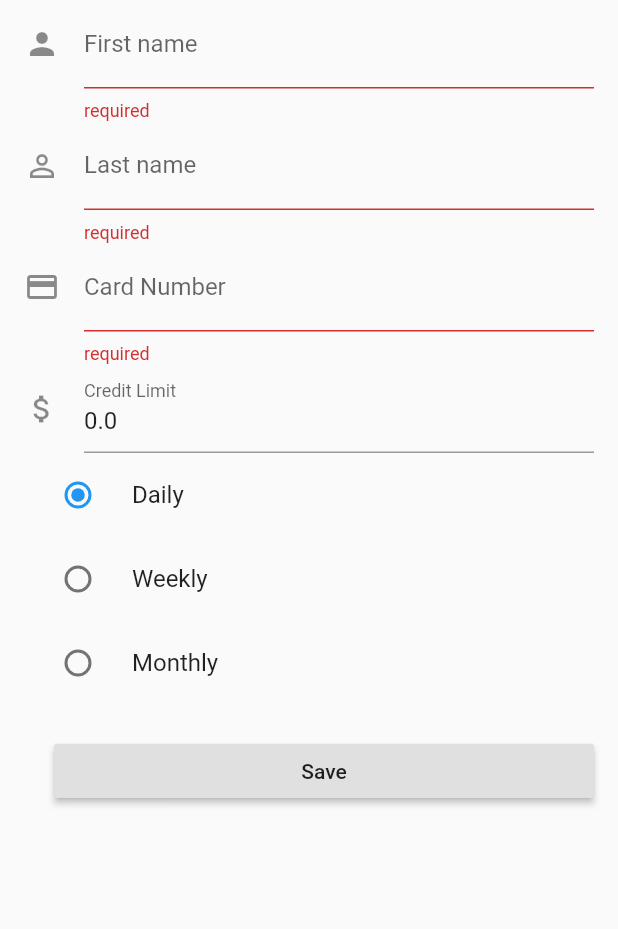
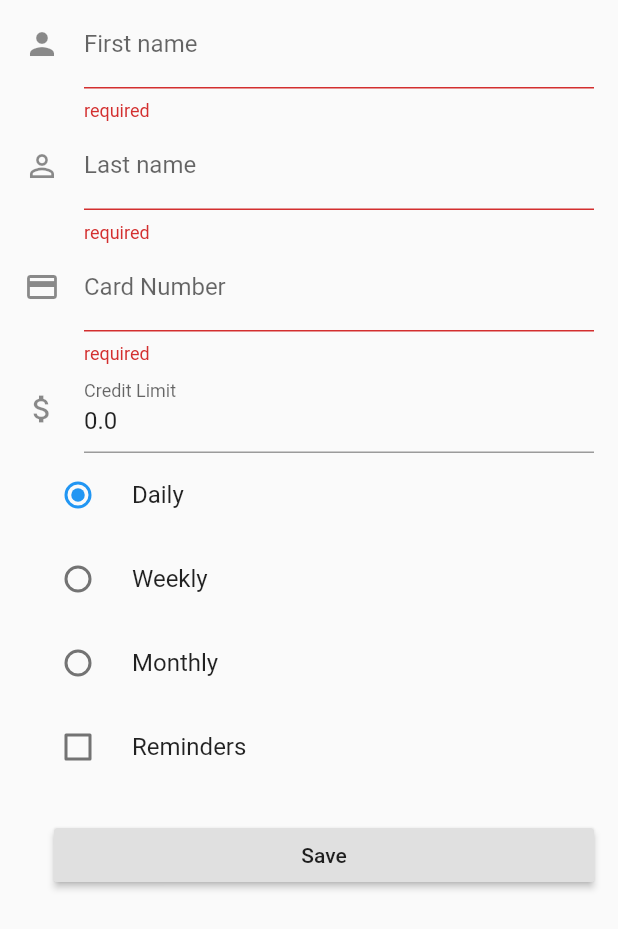
Before and after one commit to iBaryo/card-loader-app, a Flutter app: the ProfilePage widget shown alone on an empty page, opened directly with empty values, on a phone screen of 412 x 824 dp. Shown: the top 929 px of the screen. Run offline on Flutter 3.47's test engine with Material 2 defaults, Android fonts, the phone set to English and light mode, and no system bars; our stand-ins replace rxdart, shared_preferences; missing offline and left inert: day_selector, ioc; accounts and stored records are empty.

Commit message:
reminders configurations

```diff
--- a/lib/models/NotificationSettings.dart
+++ /dev/null
@@ -1,6 +0,0 @@
-//import 'package:flutter_local_notifications/flutter_local_notifications.dart';
-//
-class NotificationSettings {
-//  Time time;
-//  Iterable<Day> days;
-}
--- /dev/null
+++ b/lib/models/ReminderSettings.dart
@@ -0,0 +1,48 @@
+import 'package:flutter/material.dart';
+
+class ReminderSettings {
+  int rawDays;
+  TimeOfDay time;
+
+  ReminderSettings(this.rawDays, this.time);
+
+  ReminderSettings.empty() {
+    reset();
+  }
+
+  bool isActive() {
+    return rawDays != 0;
+  }
+
+  void reset() {
+    time = TimeOfDay(hour: 0, minute: 0);
+    rawDays = 0;
+  }
+
+  List<int> getDays() {
+    final days = List<int>();
+    if (2 ^ DateTime.monday & rawDays == 2 ^ DateTime.monday) {
+      days.add(DateTime.monday);
+    }
+    if (2 ^ DateTime.tuesday & rawDays == 2 ^ DateTime.tuesday) {
+      days.add(DateTime.tuesday);
+    }
+    if (2 ^ DateTime.wednesday & rawDays == 2 ^ DateTime.wednesday) {
+      days.add(DateTime.wednesday);
+    }
+    if (2 ^ DateTime.thursday & rawDays == 2 ^ DateTime.thursday) {
+      days.add(DateTime.thursday);
+    }
+    if (2 ^ DateTime.friday & rawDays == 2 ^ DateTime.friday) {
+      days.add(DateTime.friday);
+    }
+    if (2 ^ DateTime.saturday & rawDays == 2 ^ DateTime.saturday) {
+      days.add(DateTime.saturday);
+    }
+    if (2 ^ DateTime.sunday & rawDays == 2 ^ DateTime.sunday) {
+      days.add(DateTime.sunday);
+    }
+
+    return days;
+  }
+}
--- /dev/null
+++ b/lib/resources/ReminderRepo.dart
@@ -0,0 +1,40 @@
+import 'package:card_loader/models/ReminderSettings.dart';
+import 'package:card_loader/services/Storage.dart';
+import 'package:flutter/material.dart';
+
+const STORAGE_KEY = 'notifications';
+
+class ReminderRepo {
+  Storage _storage;
+
+  ReminderRepo(this._storage);
+
+  Future<ReminderSettings> get() async {
+    final notiJson = await _storage.get(STORAGE_KEY);
+    if (notiJson == null) {
+      return ReminderSettings.empty();
+    }
+
+    try {
+      return ReminderSettings(
+              notiJson['days'] as int,
+              TimeOfDay.fromDateTime(
+                  DateTime.fromMicrosecondsSinceEpoch(notiJson['time'])
+              )
+          );
+    } catch (e) {
+      print('error parsing noti settings');
+      print(e);
+      return ReminderSettings.empty();
+    }
+  }
+
+  set(ReminderSettings settings) async {
+    final now = DateTime.now();
+    _storage.set(STORAGE_KEY, {
+      'days': settings.rawDays,
+      'time': DateTime(now.year, now.month, now.day, settings.time.hour,
+              settings.time.minute).microsecondsSinceEpoch,
+    });
+  }
+}
--- a/lib/widgets/ProfilePage.dart
+++ b/lib/widgets/ProfilePage.dart
@@ -1,6 +1,9 @@
+import 'package:card_loader/models/ReminderSettings.dart';
 import 'package:card_loader/models/Profile.dart';
+import 'package:card_loader/resources/ReminderRepo.dart';
 import 'package:card_loader/resources/ProfileRepo.dart';
 import 'package:card_loader/routes.dart';
+import 'package:day_selector/day_selector.dart';
 import 'package:flutter/material.dart';
 import 'package:flutter/services.dart';
 
@@ -12,12 +15,13 @@ class ProfilePageDestination extends Destination {
 
 class ProfilePage extends StatefulWidget {
   final ProfileRepo profileRepo;
+  final ReminderRepo notificationsRepo;
 
-  ProfilePage(this.profileRepo);
+  ProfilePage(this.profileRepo, this.notificationsRepo);
 
   @override
   State<StatefulWidget> createState() {
-    return ProfilePageState(profileRepo);
+    return ProfilePageState(this.profileRepo, this.notificationsRepo);
   }
 }
 
@@ -25,30 +29,49 @@ class ProfilePage extends StatefulWidget {
 // This class holds data related to the form.
 class ProfilePageState extends State<ProfilePage> {
   final _formKey = GlobalKey<FormState>();
+
   final ProfileRepo profileRepo;
-  Future<Profile> _profile;
+//  final Future<Profile> _profile;
 
-  ProfilePageState(this.profileRepo): _profile = profileRepo.get();
+  bool _showNotifications;
+  final ReminderRepo notificationsRepo;
+//  final Future<NotificationSettings> _notiSettings;
+
+  final Future<dynamic> _reqData;
+
+  ProfilePageState(this.profileRepo, this.notificationsRepo)
+      : _reqData =  Future.wait([
+          profileRepo.get(),        // 0
+          notificationsRepo.get()   // 1
+  ]);
 
   @override
   Widget build(BuildContext context) {
     return SafeArea(
         top: false,
         bottom: false,
-        child: FutureBuilder<Profile>(
-          future: _profile,
+        child: FutureBuilder(
+          future: _reqData,
           builder: (context, snapshot) {
             if (snapshot.hasError) {
               return Text('fuck');
             } else if (!snapshot.hasData) {
               return Center(child: CircularProgressIndicator());
             } else {
-              final Profile profile = snapshot.data;
+              final Profile profile = snapshot.data[0] as Profile;
+              final notiSettings = snapshot.data[1] as ReminderSettings;
+
+              if (_showNotifications == null) {
+                _showNotifications = notiSettings.isActive();
+              }
+
               return Form(
                   key: _formKey,
                   autovalidate: true,
                   child: new ListView(
                     padding: const EdgeInsets.symmetric(horizontal: 16.0),
+                    children: <Widget>[
+                      Column(
                         children: <Widget>[
                           new TextFormField(
                             decoration: const InputDecoration(
@@ -97,9 +120,11 @@ class ProfilePageState extends State<ProfilePage> {
                               WhitelistingTextInputFormatter.digitsOnly,
                             ],
                             validator: (val) => val.isEmpty ? 'required' : null,
-                        initialValue: profile.budget.settings.limit.toString(),
+                            initialValue:
+                            profile.budget.settings.limit.toString(),
                             onSaved: (val) =>
-                            profile.budget.settings.limit = double.parse(val),
+                            profile.budget.settings.limit =
+                                double.parse(val),
                           ),
                           Column(
                             children: <Widget>[
@@ -107,23 +132,87 @@ class ProfilePageState extends State<ProfilePage> {
                                 title: const Text('Daily'),
                                 groupValue: profile.budget.settings.frequency,
                                 value: BudgetFrequency.DAILY,
-                            onChanged: (val) => setState(
-                                () => profile.budget.settings.frequency = val),
+                                onChanged: (val) =>
+                                    setState(() =>
+                                    profile.budget.settings.frequency = val),
                               ),
                               RadioListTile<BudgetFrequency>(
                                 title: const Text('Weekly'),
                                 groupValue: profile.budget.settings.frequency,
                                 value: BudgetFrequency.WEEKLY,
-                            onChanged: (val) => setState(
-                                () => profile.budget.settings.frequency = val),
+                                onChanged: (val) =>
+                                    setState(() =>
+                                    profile.budget.settings.frequency = val),
                               ),
                               RadioListTile<BudgetFrequency>(
                                 title: const Text('Monthly'),
                                 groupValue: profile.budget.settings.frequency,
                                 value: BudgetFrequency.MONTHLY,
-                            onChanged: (val) => setState(
-                                () => profile.budget.settings.frequency = val),
+                                onChanged: (val) =>
+                                    setState(() =>
+                                    profile.budget.settings.frequency = val),
                               ),
+                            ],
+                          ),
+                        ],
+                      ),
+                      Column(
+                        children: <Widget>[
+                          CheckboxListTile(
+                            title: const Text('Reminders'),
+                            controlAffinity:
+                            ListTileControlAffinity.leading,
+                            value: _showNotifications,
+                            onChanged: (value) =>
+                                setState(() => _showNotifications = value),
+                          ),
+                          Visibility(
+                            visible: _showNotifications,
+                            child: Column(
+                              children: <Widget>[
+                                Padding(
+                                  padding:
+                                    EdgeInsets.symmetric(vertical: 10.0),
+                                  child: DaySelector(
+                                      value: notiSettings.rawDays,
+                                      onChange: (value) => notiSettings.rawDays = value,
+                                      color: Colors.white,
+                                      mode: DaySelector.modeFull),
+                                ),
+                                Row(
+                                  children: <Widget>[
+                                    Ink(
+                                        height: 40.0,
+                                        decoration: const ShapeDecoration(
+                                          color: Colors.lightBlue,
+                                          shape: CircleBorder(),
+                                        ),
+                                        child: IconButton(
+                                          icon: Icon(Icons.alarm),
+                                          onPressed: () async {
+                                            final selectedTime =
+                                            await showTimePicker(
+                                              context: context,
+                                              initialTime: TimeOfDay.now(),
+                                            );
+                                            if (selectedTime != null) {
+                                              setState(() =>
+                                              notiSettings
+                                                  .time = selectedTime);
+                                            }
+                                          },
+                                        )),
+                                    Padding(
+                                      padding: EdgeInsets.symmetric(
+                                          horizontal: 10.0),
+                                      child: Text(notiSettings.time
+                                          .format(context)),
+                                    ),
+                                  ],
+                                )
+                              ],
+                            ),
+                          )
                         ],
                       ),
                       new Container(
@@ -135,7 +224,13 @@ class ProfilePageState extends State<ProfilePage> {
 
                               if (form.validate()) {
                                 form.save();
+
+                                if (!_showNotifications) {
+                                  notiSettings.reset();
+                                }
+
                                 await profileRepo.set(profile);
+                                await notificationsRepo.set(notiSettings);
                                 Scaffold.of(context).showSnackBar(
                                     SnackBar(content: Text('Saved')));
                               }
--- a/pubspec.yaml
+++ b/pubspec.yaml
@@ -24,6 +24,8 @@ dependencies:
   http: ^0.12.0+2
   ioc: ^0.3.0
   shared_preferences: ^0.5.6+3
+  day_selector: ^1.0.0
+
 
 
   # The following adds the Cupertino Icons font to your application.
```
Also changed, not shown: lib/blocs/settings_bloc.dart (+6 -6 lines), lib/ioc.dart (+15 -8 lines), lib/resources/NotificationsRepo.dart (deleted, +0 -9 lines), pubspec.lock. Lines whose indentation alone changed are shown as unchanged.
